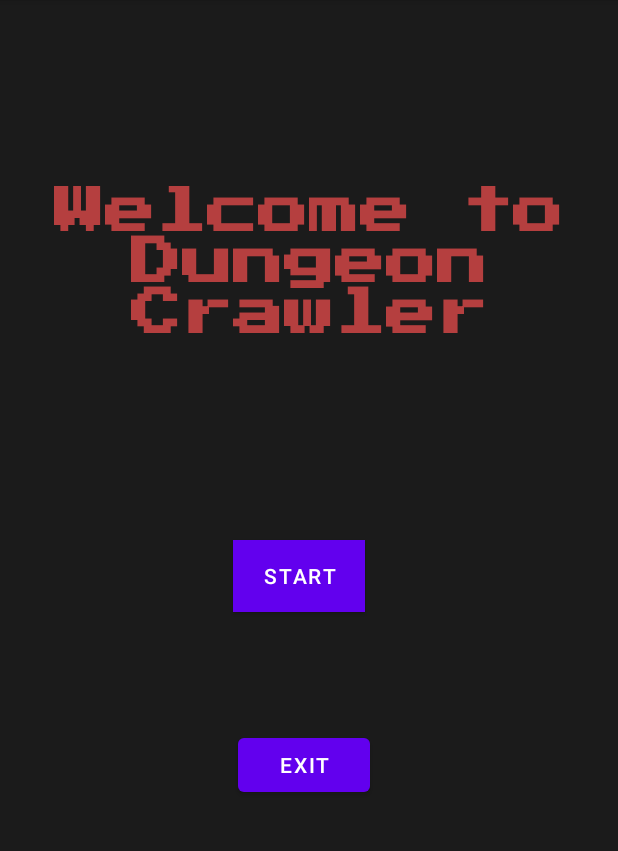
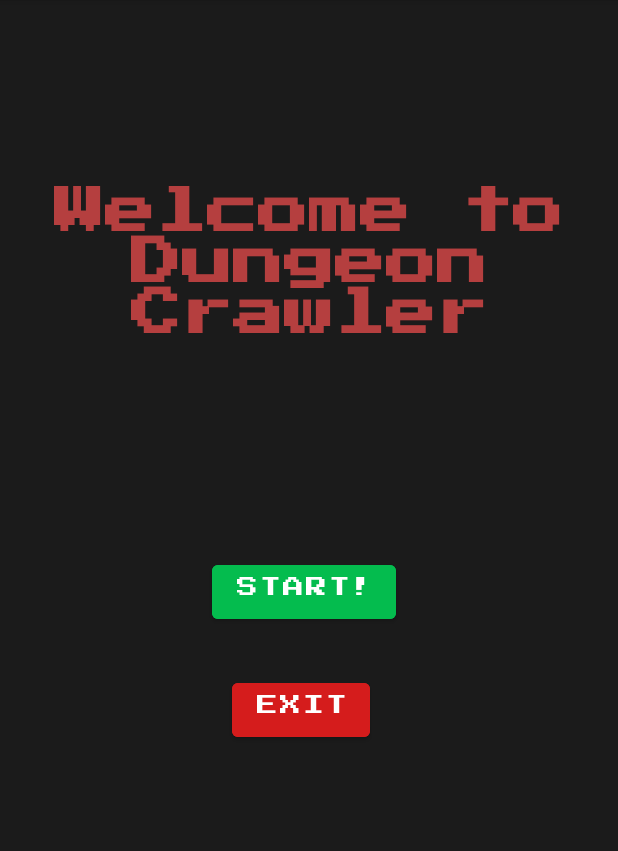
Before and after one commit to RudimentaryChef/DungeonCrawler_Game_Adi, an Android app: the screen it shows after launch (MainActivity), on a phone screen of 412 x 824 dp, the part 84-935 px from its top. Run offline under Robolectric (Android 15) with nearby library versions, the phone set to English and light mode, and no system bars.

Commit message:
fixes start button and button colors

```diff
--- a/app/src/main/java/com/example/cs2340c_team41/MainActivity.java
+++ b/app/src/main/java/com/example/cs2340c_team41/MainActivity.java
@@ -19,6 +19,13 @@ public class MainActivity extends AppCompatActivity {
                 System.exit(0);
             }
         });
+        startApplicationBtn.setOnClickListener(new View.OnClickListener() {
+            @Override
+            public void onClick(View v) {
+                //Intent intent = new Intent()
+                System.out.println("hi");
+            }
+        });
 
     }
 }
--- a/app/src/main/res/layout/activity_main.xml
+++ b/app/src/main/res/layout/activity_main.xml
@@ -3,9 +3,10 @@
     xmlns:app="http://schemas.android.com/apk/res-auto"
     xmlns:tools="http://schemas.android.com/tools"
     android:id="@+id/linearLayout"
+    android:layout_width="match_parent"
+    android:layout_height="match_parent"
     android:background="#1B1B1B"
-    android:layout_width="match_parent"
-    android:layout_height="match_parent">
+    android:backgroundTint="#1B1B1B">
 
     <TextView
         android:id="@+id/header"
@@ -31,29 +32,27 @@
         android:layout_marginTop="449dp"
         android:layout_marginEnd="165dp"
         android:layout_marginBottom="234dp"
+        android:backgroundTint="#D51C1C"
+        android:fontFamily="@font/press_start_2p"
         android:text="EXIT"
         app:layout_constraintBottom_toBottomOf="parent"
         app:layout_constraintEnd_toEndOf="parent"
         app:layout_constraintHorizontal_bias="1.0"
         app:layout_constraintStart_toStartOf="parent"
         app:layout_constraintTop_toTopOf="parent"
-        app:layout_constraintVertical_bias="1.0" />
+        app:layout_constraintVertical_bias="0.0" />
 
     <Button
         android:id="@+id/start"
         android:layout_width="wrap_content"
         android:layout_height="wrap_content"
-        android:layout_marginStart="138dp"
-        android:layout_marginTop="339dp"
-        android:layout_marginEnd="151dp"
-        android:layout_marginBottom="340dp"
-        android:background="#0a6600"
-        android:backgroundTint="#22ED00"
-        android:backgroundTintMode="add"
-        android:drawableTint="#FD1111"
-        android:foregroundTint="#FF0000"
-        android:text="START"
-        app:iconTint="#FF0000"
+        android:layout_marginStart="158dp"
+        android:layout_marginTop="352dp"
+        android:layout_marginEnd="165dp"
+        android:layout_marginBottom="331dp"
+        android:backgroundTint="#04BC4E"
+        android:fontFamily="@font/press_start_2p"
+        android:text="START!"
         app:layout_constraintBottom_toBottomOf="parent"
         app:layout_constraintEnd_toEndOf="parent"
         app:layout_constraintStart_toStartOf="parent"
```
